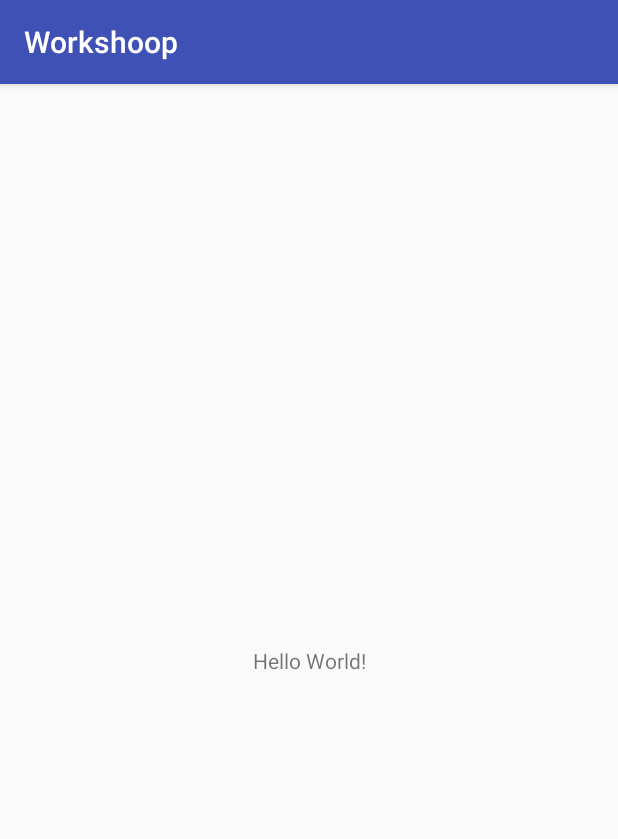
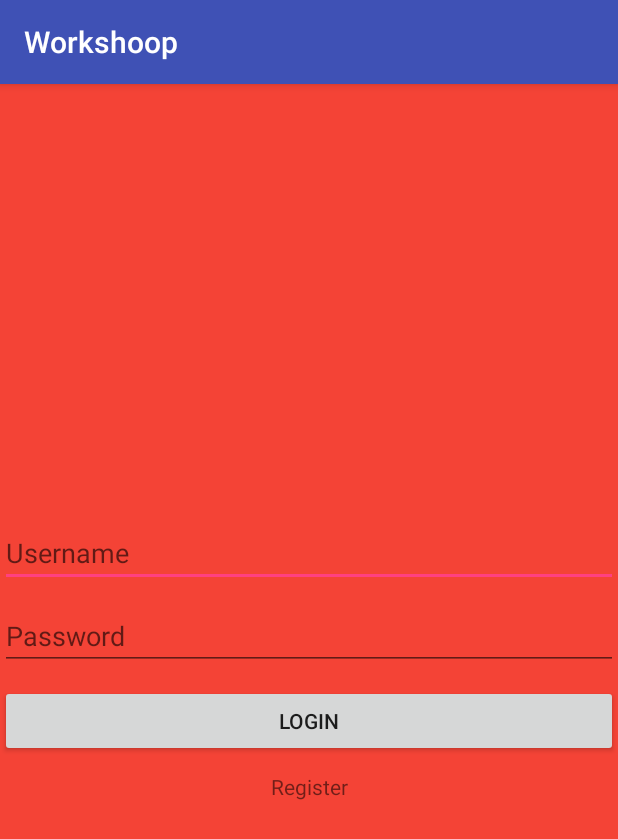
Before and after one commit to AndroidClassT/AndroidFirstClass, an Android app: the screen it shows after launch (SplashActivity before the commit, LoginActivity after it), on a phone screen of 412 x 824 dp. Shown: the top 839 px of the screen. Run offline under Robolectric (Android 15) with nearby library versions, the phone set to English and light mode, and no system bars.

Commit message:
Files done

```diff
--- a/Workshoop/app/src/main/AndroidManifest.xml
+++ b/Workshoop/app/src/main/AndroidManifest.xml
@@ -16,6 +16,7 @@
                 <category android:name="android.intent.category.LAUNCHER" />
             </intent-filter>
         </activity>
+        <activity android:name=".LoginActivity"></activity>
     </application>
 
 </manifest>
--- /dev/null
+++ b/Workshoop/app/src/main/java/app/demo/muhammed/workshoop/LoginActivity.java
@@ -0,0 +1,13 @@
+package app.demo.muhammed.workshoop;
+
+import android.support.v7.app.AppCompatActivity;
+import android.os.Bundle;
+
+public class LoginActivity extends AppCompatActivity {
+
+    @Override
+    protected void onCreate(Bundle savedInstanceState) {
+        super.onCreate(savedInstanceState);
+        setContentView(R.layout.activity_login);
+    }
+}
--- a/Workshoop/app/src/main/java/app/demo/muhammed/workshoop/SplashActivity.java
+++ b/Workshoop/app/src/main/java/app/demo/muhammed/workshoop/SplashActivity.java
@@ -1,5 +1,7 @@
 package app.demo.muhammed.workshoop;
 
+import android.content.Intent;
+import android.os.Handler;
 import android.support.v7.app.AppCompatActivity;
 import android.os.Bundle;
 
@@ -9,5 +11,12 @@ public class SplashActivity extends AppCompatActivity {
     protected void onCreate(Bundle savedInstanceState) {
         super.onCreate(savedInstanceState);
         setContentView(R.layout.activity_splash);
+        new Handler().postDelayed(new Runnable() {
+            @Override
+            public void run() {
+startActivity(new Intent(SplashActivity.this,LoginActivity.class));
+                finish();
+            }
+        },1000*3);
     }
 }
--- /dev/null
+++ b/Workshoop/app/src/main/res/layout/activity_login.xml
@@ -0,0 +1,49 @@
+<?xml version="1.0" encoding="utf-8"?>
+<RelativeLayout xmlns:android="http://schemas.android.com/apk/res/android"
+    xmlns:app="http://schemas.android.com/apk/res-auto"
+    xmlns:tools="http://schemas.android.com/tools"
+    android:layout_width="match_parent"
+    android:background="#F44336"
+    android:layout_height="match_parent"
+    tools:context="app.demo.muhammed.workshoop.LoginActivity">
+
+    <LinearLayout
+        android:layout_width="match_parent"
+        android:layout_centerInParent="true"
+        android:layout_height="wrap_content"
+        android:orientation="vertical">
+
+        <EditText
+            android:id="@+id/editText2"
+            android:layout_width="match_parent"
+            android:layout_height="wrap_content"
+            android:ems="10"
+            android:hint="Username"
+            android:inputType="textPersonName" />
+
+        <EditText
+            android:id="@+id/editText"
+            android:layout_width="match_parent"
+            android:layout_height="wrap_content"
+            android:layout_marginTop="10dp"
+            android:ems="10"
+            android:hint="Password"
+            android:inputType="textPersonName"
+            android:text="" />
+
+        <Button
+            android:id="@+id/button"
+            android:layout_width="match_parent"
+            android:layout_height="wrap_content"
+            android:layout_marginTop="10dp"
+            android:text="Login" />
+
+        <TextView
+            android:id="@+id/textView"
+            android:layout_width="match_parent"
+            android:layout_height="wrap_content"
+            android:layout_marginTop="10dp"
+            android:gravity="center"
+            android:text="Register" />
+    </LinearLayout>
+</RelativeLayout>
```
